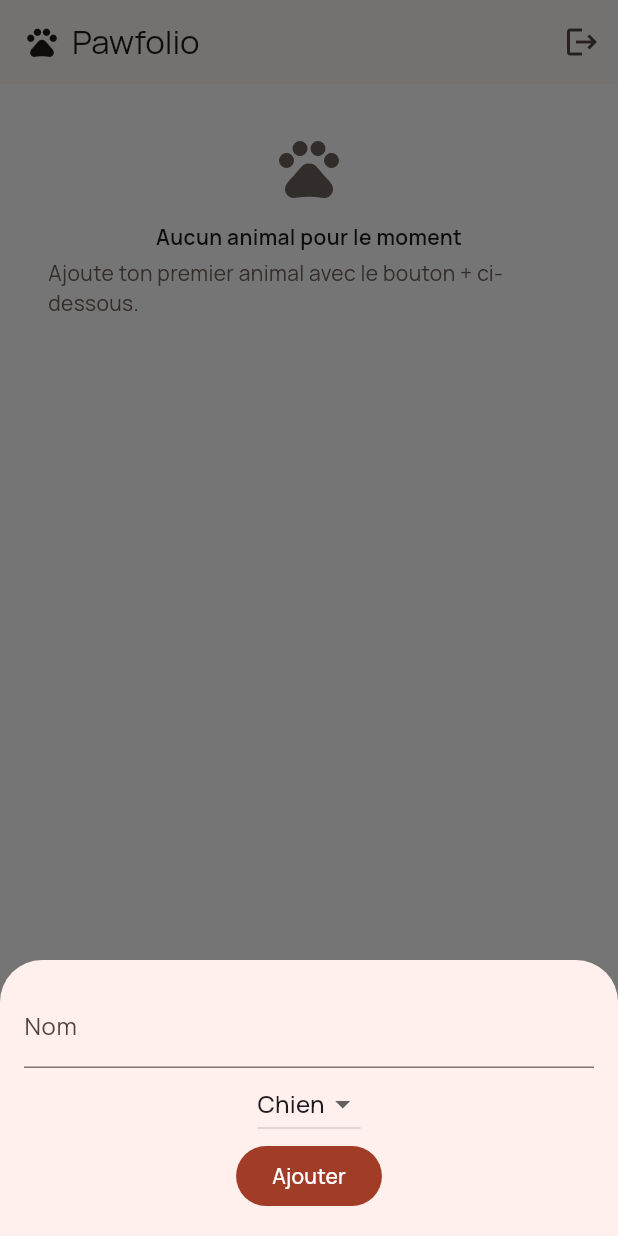
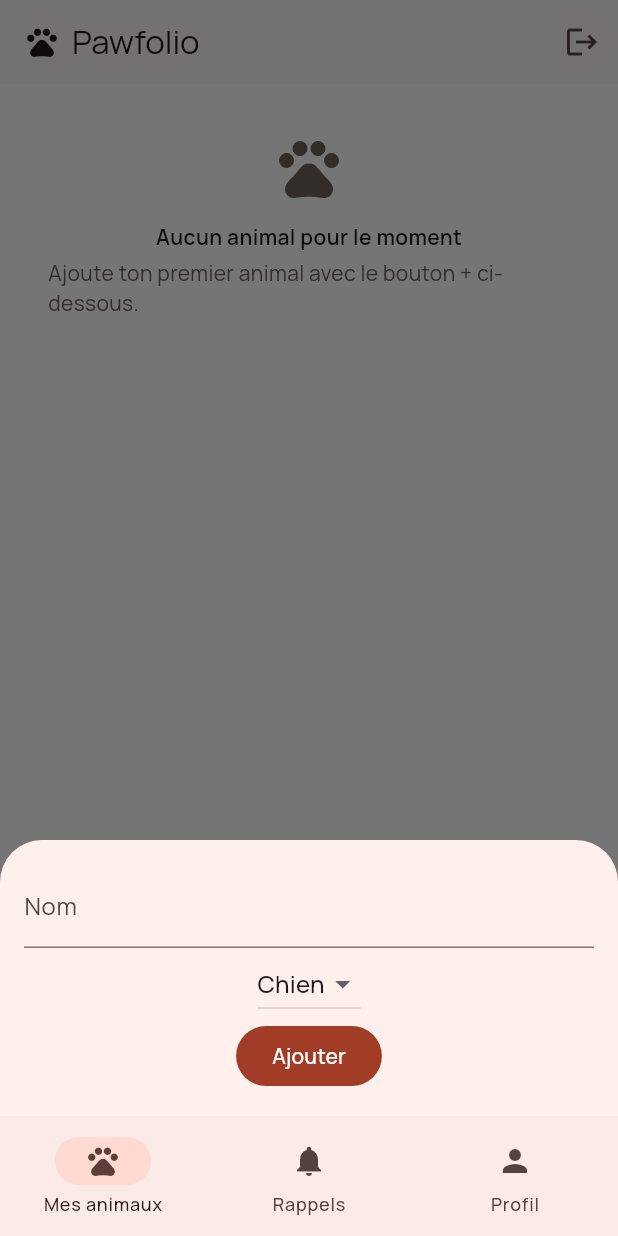
Before and after one commit to St4r4x/pawfolio, a Flutter app: the screen it shows once a user with an empty profile is signed in, after a tap on the "add" icon, on a phone screen of 412 x 824 dp. Run offline on Flutter 3.47's test engine with Material 3 defaults, Android fonts, the phone set to English and light mode, and no system bars; our stand-ins replace flutter_local_notifications, flutter_riverpod, go_router, google_fonts, shared_preferences, supabase_flutter and 1 more; accounts and stored records are empty.

Commit message:
feat: wire bottom-navigation shell into app_router

```diff
--- a/lib/app_router.dart
+++ b/lib/app_router.dart
@@ -5,11 +5,14 @@ import 'package:flutter_riverpod/flutter_riverpod.dart';
 import 'package:go_router/go_router.dart';
 import 'package:supabase_flutter/supabase_flutter.dart';
 
+import 'app_shell.dart';
 import 'auth_redirect.dart';
 import 'screens/auth/login_screen.dart';
 import 'screens/auth/signup_screen.dart';
 import 'screens/home/home_screen.dart';
 import 'screens/pet_detail/pet_detail_screen.dart';
+import 'screens/profile/profile_screen.dart';
+import 'screens/reminders/reminders_screen.dart';
 
 final appRouterProvider = Provider<GoRouter>((ref) {
   return GoRouter(
@@ -22,7 +25,18 @@ final appRouterProvider = Provider<GoRouter>((ref) {
     routes: [
       GoRoute(path: '/login', builder: (context, state) => const LoginScreen()),
       GoRoute(path: '/signup', builder: (context, state) => const SignupScreen()),
-      GoRoute(path: '/', builder: (context, state) => const HomeScreen()),
+      StatefulShellRoute.indexedStack(
+        builder: (context, state, navigationShell) => AppShell(navigationShell: navigationShell),
+        branches: [
+          StatefulShellBranch(routes: [GoRoute(path: '/', builder: (context, state) => const HomeScreen())]),
+          StatefulShellBranch(
+            routes: [GoRoute(path: '/reminders', builder: (context, state) => const RemindersScreen())],
+          ),
+          StatefulShellBranch(
+            routes: [GoRoute(path: '/profile', builder: (context, state) => const ProfileScreen())],
+          ),
+        ],
+      ),
       GoRoute(
         path: '/pets/:id',
         builder: (context, state) => PetDetailScreen(petId: state.pathParameters['id']!),
--- /dev/null
+++ b/lib/app_shell.dart
@@ -0,0 +1,25 @@
+import 'package:flutter/material.dart';
+import 'package:go_router/go_router.dart';
+
+class AppShell extends StatelessWidget {
+  const AppShell({required this.navigationShell, super.key});
+
+  final StatefulNavigationShell navigationShell;
+
+  @override
+  Widget build(BuildContext context) {
+    return Scaffold(
+      body: navigationShell,
+      bottomNavigationBar: NavigationBar(
+        selectedIndex: navigationShell.currentIndex,
+        onDestinationSelected: (index) =>
+            navigationShell.goBranch(index, initialLocation: index == navigationShell.currentIndex),
+        destinations: const [
+          NavigationDestination(icon: Icon(Icons.pets), label: 'Mes animaux'),
+          NavigationDestination(icon: Icon(Icons.notifications), label: 'Rappels'),
+          NavigationDestination(icon: Icon(Icons.person), label: 'Profil'),
+        ],
+      ),
+    );
+  }
+}
```
Also changed, not shown: 1 other file.
